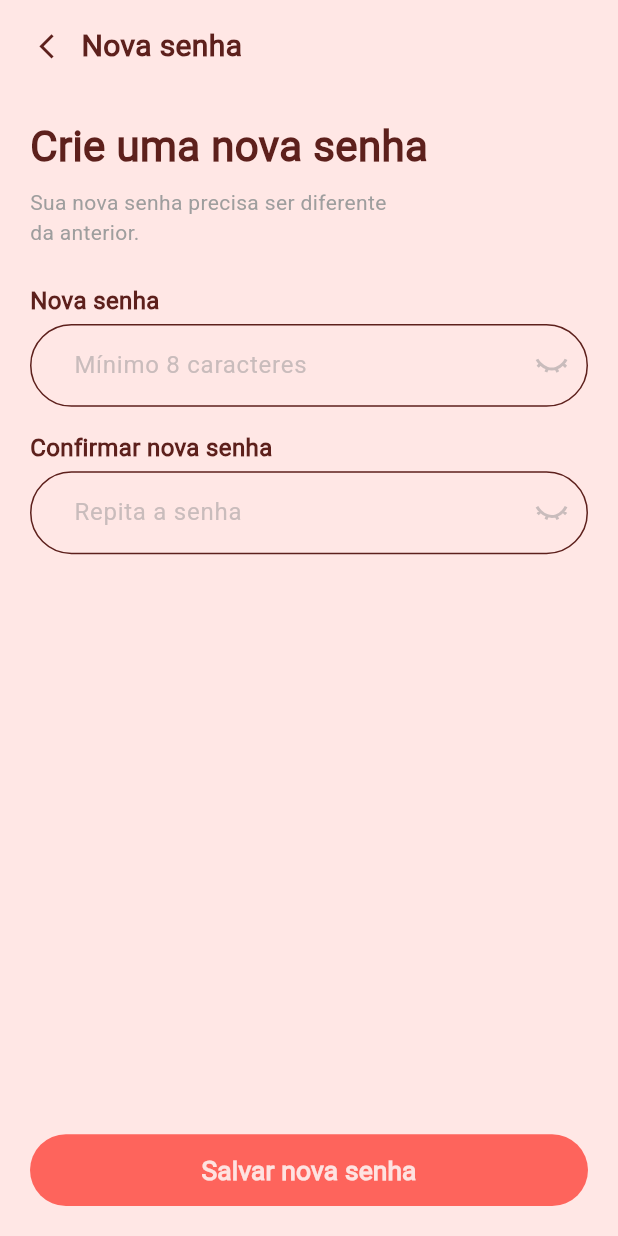
After one commit to h3llsyn/Nhac-Lojas, a Flutter app: the NovaSenha screen opened by its route, on a phone screen of 412 x 824 dp. The commit adds this screen. Run offline on Flutter 3.47's test engine with Material 3 defaults, Android fonts, the phone set to English and light mode, and no system bars; our stand-ins replace fl_chart, flutter_screenutil, flutter_svg, go_router.

Commit message:
tela de nova senha criada e rotas arrumadas

```diff
--- a/lib/components/back_arrow.dart
+++ b/lib/components/back_arrow.dart
@@ -4,16 +4,19 @@ import 'package:go_router/go_router.dart';
 
 class BackArrow extends StatelessWidget {
   final Color? cor;
-  const BackArrow({super.key, this.cor});
+  final String? targetRoute;
+  const BackArrow({super.key, this.cor, this.targetRoute});
 
   @override
   Widget build(BuildContext context) {
     return GestureDetector(
       onTap: () {
-        if (GoRouter.of(context).canPop()) {
+        if (targetRoute != null) {
+          GoRouter.of(context).go(targetRoute!);
+        } else if (GoRouter.of(context).canPop()) {
           GoRouter.of(context).pop();
         } else {
-          GoRouter.of(context).go('/');
+          GoRouter.of(context).go('/email');
         }
       },
       child: SizedBox(
--- a/lib/pages/auth/email_loja.dart
+++ b/lib/pages/auth/email_loja.dart
@@ -26,7 +26,7 @@ class _EmailLojaState extends State<EmailLoja> {
             children: [
               Row(
                 children: [
-                  BackArrow(),
+                  BackArrow(targetRoute: '/bem-vindo',),
                   const SizedBox(width: 12),
                   const Text(
                     'Entrar',
@@ -41,7 +41,7 @@ class _EmailLojaState extends State<EmailLoja> {
               ),
               const SizedBox(height: 8),
               Text(
-                'Digite seus dados para entrar',
+                'Digite seus dados para entrar.',
                 style: TextStyle(
                   fontSize: 14,
                   fontWeight: FontWeight.w500,
@@ -145,7 +145,6 @@ class _EmailLojaState extends State<EmailLoja> {
                 onTap: () => context.go('/home'),
               ),
               Spacer(),
-              const SizedBox(height: 24,),
               ButtonNhac(
                 texto: 'Continuar',
                 onTap: () => context.go('/home'),
--- a/lib/pages/auth/link_recuperacao_senha.dart
+++ b/lib/pages/auth/link_recuperacao_senha.dart
@@ -82,7 +82,7 @@ class LinkRecuperacaoSenha extends StatelessWidget {
                       ),
                     ),
                     TextSpan(
-                      text: '. Clique no link\Npara criar uma nova senha',
+                      text: '. Clique no link\npara criar uma nova senha',
                     ),
                   ],
                 ),
--- /dev/null
+++ b/lib/pages/auth/nova_senha.dart
@@ -0,0 +1,120 @@
+import 'package:flutter/material.dart';
+import 'package:flutter_svg/flutter_svg.dart';
+import 'package:go_router/go_router.dart';
+import 'package:nhac_lojas/components/back_arrow.dart';
+import 'package:nhac_lojas/components/button_nhac.dart';
+import 'package:nhac_lojas/components/nhac_input_field.dart';
+
+class NovaSenha extends StatefulWidget {
+  const NovaSenha({super.key});
+
+  @override
+  State<NovaSenha> createState() => _NovaSenhaState();
+}
+
+class _NovaSenhaState extends State<NovaSenha> {
+  bool _senhaVisivel = false;
+  bool _confirmarSenhaVisivel = false;
+
+
+  @override
+  Widget build(BuildContext context) {
+    return Scaffold(
+      body: SafeArea(
+        child: Padding(
+          padding: const EdgeInsets.fromLTRB(20, 16, 20, 20),
+          child: Column(
+            crossAxisAlignment: CrossAxisAlignment.start,
+            children: [
+              Row(
+                children: [
+                  BackArrow(targetRoute: '/email',),
+                  const SizedBox(width: 12),
+                  const Text(
+                    'Nova senha',
+                    style: TextStyle(fontSize: 20, fontWeight: FontWeight.bold),
+                  ),
+                ],
+              ),
+              const SizedBox(height: 32),
+              Text(
+                'Crie uma nova senha',
+                style: TextStyle(fontSize: 28, fontWeight: FontWeight.bold),
+              ),
+              const SizedBox(height: 8),
+              Text(
+                'Sua nova senha precisa ser diferente\nda anterior.',
+                style: TextStyle(
+                  fontSize: 14,
+                  fontWeight: FontWeight.w500,
+                  color: Colors.grey,
+                ),
+              ),
+              const SizedBox(height: 24),
+              Text(
+                'Nova senha',
+                style: TextStyle(fontSize: 16, fontWeight: FontWeight.bold),
+              ),
+              const SizedBox(height: 4),
+              NhacInputField(
+                hintText: 'Mínimo 8 caracteres',
+                obscureText: !_senhaVisivel,
+                suffixIcon: IconButton(
+                  icon: _senhaVisivel
+                      ? const Icon(Icons.visibility, color: Color(0xFFFF6961))
+                      : SvgPicture.asset(
+                          'assets/images/olho-fechado.svg',
+                          width: 24.0,
+                          height: 24.0,
+                          colorFilter: const ColorFilter.mode(
+                            Color(0xFFC9BCBC),
+                            BlendMode.srcIn,
+                          ),
+                        ),
+                  onPressed: () {
+                    setState(() {
+                      _senhaVisivel = !_senhaVisivel;
+                    });
+                  },
+                ),
+              ),
+              const SizedBox(height: 16),
+              Text(
+                'Confirmar nova senha',
+                style: TextStyle(fontSize: 16, fontWeight: FontWeight.bold),
+              ),
+              const SizedBox(height: 4),
+              NhacInputField(
+                hintText: 'Repita a senha',
+                obscureText: !_confirmarSenhaVisivel,
+                suffixIcon: IconButton(
+                  icon: _confirmarSenhaVisivel
+                      ? const Icon(Icons.visibility, color: Color(0xFFFF6961))
+                      : SvgPicture.asset(
+                          'assets/images/olho-fechado.svg',
+                          width: 24.0,
+                          height: 24.0,
+                          colorFilter: const ColorFilter.mode(
+                            Color(0xFFC9BCBC),
+                            BlendMode.srcIn,
+                          ),
+                        ),
+                  onPressed: () {
+                    setState(() {
+                      _confirmarSenhaVisivel = !_confirmarSenhaVisivel;
+                    });
+                  },
+                ),
+              ),
+              Spacer(),
+              ButtonNhac(
+                texto: 'Salvar nova senha',
+                onTap: () => context.go('/email'),
+              ),
+            ],
+          ),
+        ),
+      ),
+    );
+  }
+}
--- a/lib/routes/go_router.dart
+++ b/lib/routes/go_router.dart
@@ -2,6 +2,7 @@ import 'package:flutter/material.dart';
 import 'package:go_router/go_router.dart';
 import 'package:nhac_lojas/pages/auth/email_loja.dart';
 import 'package:nhac_lojas/pages/auth/link_recuperacao_senha.dart';
+import 'package:nhac_lojas/pages/auth/nova_senha.dart';
 import 'package:nhac_lojas/pages/auth/recuperar_senha.dart';
 import 'package:nhac_lojas/pages/bem-vindo.dart';
 import 'package:nhac_lojas/pages/chat_open.dart';
@@ -57,6 +58,10 @@ final GoRouter appRouter = GoRouter(
       builder: (context, state) => const LinkRecuperacaoSenha(),
     ),
     GoRoute(
+      path: '/nova-senha',
+      builder: (context, state) => const NovaSenha(),
+    ),
+    GoRoute(
       path: '/order-details',
       builder: (context, state) => const OrderDetailsPage(),
     ),
```
